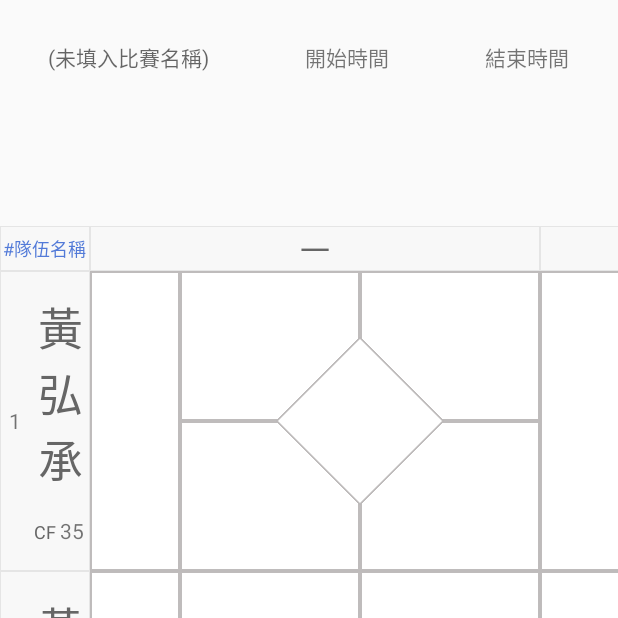
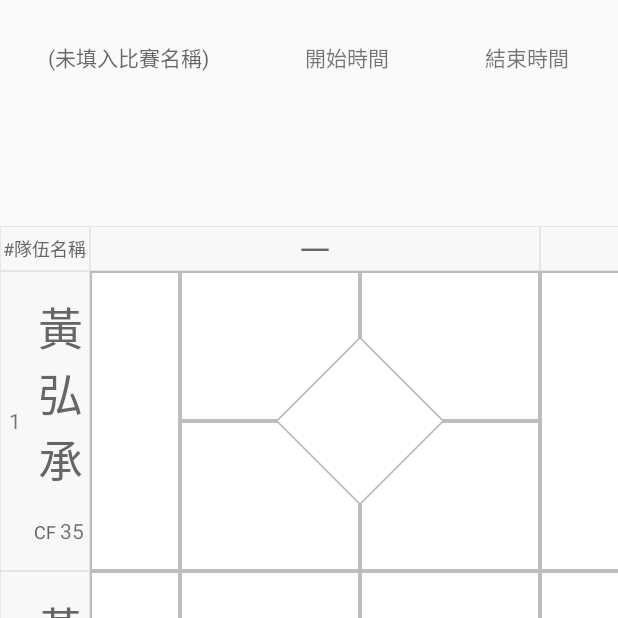
Before and after one commit to fcu-d0542900/BaseballScoreKeeper, an Android app: the NewRecordActivity screen opened directly, with no data from a screen before it, on a phone screen of 412 x 824 dp, the top half of it. Run offline under Robolectric (Android 15) with nearby library versions, the phone set to English and light mode, and no system bars.

Commit message:
no message

```diff
--- a/app/src/main/res/layout/listitem_team_name.xml
+++ b/app/src/main/res/layout/listitem_team_name.xml
@@ -11,7 +11,7 @@
         android:layout_width="wrap_content"
         android:layout_height="wrap_content"
         android:text="#隊伍名稱"
-        android:textColor="#527ad8"
+        android:textColor="@color/text_gray_666666"
         android:textSize="12sp" />
 
 
```
